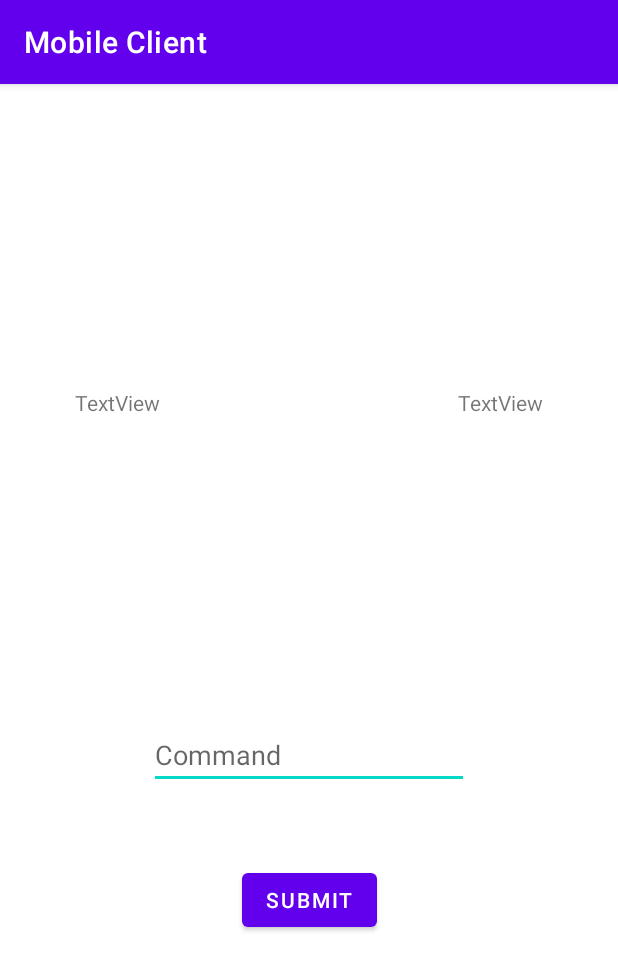
After one commit to JMazurkiewicz/TinDox, an Android app: the CommandActivity screen opened directly, with no data from a screen before it, on a phone screen of 412 x 824 dp. The commit adds this screen. Shown: the top 970 px of the screen. Run offline under Robolectric (Android 15) with nearby library versions, the phone set to English and light mode, and no system bars.

Commit message:
Socket singleton and command handling

```diff
--- a/mobile/app/src/main/AndroidManifest.xml
+++ b/mobile/app/src/main/AndroidManifest.xml
@@ -8,7 +8,8 @@
         android:label="@string/app_name"
         android:roundIcon="@mipmap/ic_launcher_round"
         android:supportsRtl="true"
-        android:theme="@style/Theme.MobileClient">
+        android:theme="@style/Theme.MobileClient"
+        android:usesCleartextTraffic="true">
         <activity
             android:name=".MainActivity"
             android:exported="true">
@@ -18,6 +19,9 @@
                 <category android:name="android.intent.category.LAUNCHER" />
             </intent-filter>
         </activity>
+        <activity android:name=".CommandActivity" >
+        </activity>
+
     </application>
 
 </manifest>
--- /dev/null
+++ b/mobile/app/src/main/java/com/example/mobileclient/CommandActivity.kt
@@ -0,0 +1,136 @@
+package com.example.mobileclient
+
+import android.os.Bundle
+import android.util.Log
+import android.view.KeyEvent
+import android.view.View
+import android.widget.Button
+import android.widget.EditText
+import android.widget.TextView
+import androidx.appcompat.app.AppCompatActivity
+import kotlinx.coroutines.CoroutineScope
+import kotlinx.coroutines.Dispatchers
+import kotlinx.coroutines.Dispatchers.IO
+import kotlinx.coroutines.Dispatchers.Main
+import kotlinx.coroutines.launch
+import kotlinx.coroutines.withContext
+import java.io.BufferedReader
+import java.io.DataInputStream
+import java.io.DataOutputStream
+import android.view.inputmethod.EditorInfo
+
+import android.widget.TextView.OnEditorActionListener
+
+
+
+
+class CommandActivity: AppCompatActivity() {
+
+    private lateinit var submitButton: Button
+    private lateinit var commandText: EditText
+    private lateinit var commandTextView: TextView
+    private lateinit var responseTextView: TextView
+
+
+
+    private var message: String = ""
+    private var answer: String = ""
+    private lateinit var output: DataOutputStream
+    private lateinit var input: DataInputStream
+
+    fun submit(view: View) {
+        CoroutineScope(IO).launch {
+            send()
+            setResponseText()
+            setCommandText()
+            commandText.requestFocus()
+        }
+
+        commandText.text = null
+    }
+
+    private suspend fun send(){
+
+        if (commandText.text.toString() != "") {
+
+            Log.i("help", "appending")
+            message += commandText.text.toString() + "\n"
+
+        }else if (message != "") {
+            message += "\n"
+            output = DataOutputStream(SocketHandler.getOutputStream())
+            output.write(message.toByteArray())
+
+            message = ""
+
+            input = DataInputStream(SocketHandler.getInputStream())
+            val reader = BufferedReader(input.reader())
+            var c: Int
+            var nl: Boolean = false
+            val stringBuffer = StringBuilder()
+            answer = ""
+
+            c = reader.read()
+
+            loop@ while (c != -1) {
+
+                if (c.toChar() == '\n') {
+                    if(nl){
+                        break@loop
+                    }else{
+                        nl = true
+                    }
+                }
+                else {
+                    nl = false
+                }
+                stringBuffer.append(c.toChar())
+
+                c = reader.read()
+
+            }
+
+
+            Log.i("fin", "fin")
+
+            answer = stringBuffer.toString()
+
+
+        }
+        Log.i("message", message)
+//        Log.i("answer", answer)
+
+    }
+
+    suspend fun setResponseText(){
+        withContext(Dispatchers.Main){
+            responseTextView.text = answer
+        }
+    }
+
+    suspend fun setCommandText(){
+        withContext(Dispatchers.Main){
+            commandTextView.text = message
+        }
+    }
+
+
+    override fun onCreate(savedInstanceState: Bundle?) {
+
+        super.onCreate(savedInstanceState)
+        setContentView(R.layout.activity_command)
+
+        submitButton = findViewById(R.id.submitButton)
+        commandText = findViewById(R.id.commandText)
+        commandTextView = findViewById(R.id.responseTextView)
+        responseTextView = findViewById(R.id.commandTextView)
+
+        commandText.setOnEditorActionListener(OnEditorActionListener { _, actionId, event ->
+            if (event != null && event.keyCode === KeyEvent.KEYCODE_ENTER || actionId == EditorInfo.IME_ACTION_DONE) {
+                submit(submitButton)
+            }
+            false
+        })
+
+    }
+}
--- /dev/null
+++ b/mobile/app/src/main/res/layout/activity_command.xml
@@ -0,0 +1,52 @@
+<?xml version="1.0" encoding="utf-8"?>
+<androidx.constraintlayout.widget.ConstraintLayout xmlns:android="http://schemas.android.com/apk/res/android"
+    xmlns:app="http://schemas.android.com/apk/res-auto"
+    xmlns:tools="http://schemas.android.com/tools"
+    android:layout_width="match_parent"
+    android:layout_height="match_parent">
+
+    <Button
+        android:id="@+id/submitButton"
+        android:layout_width="wrap_content"
+        android:layout_height="wrap_content"
+        android:layout_marginBottom="200dp"
+        android:onClick="submit"
+        android:text="Submit"
+        app:layout_constraintBottom_toBottomOf="parent"
+        app:layout_constraintEnd_toEndOf="parent"
+        app:layout_constraintStart_toStartOf="parent" />
+
+    <EditText
+        android:id="@+id/commandText"
+        android:layout_width="wrap_content"
+        android:layout_height="wrap_content"
+        android:layout_marginBottom="50dp"
+        android:ems="10"
+        android:hint="Command"
+        android:inputType="textPersonName"
+        android:focusable="true"
+        android:focusableInTouchMode="true"
+        app:layout_constraintBottom_toTopOf="@+id/submitButton"
+        app:layout_constraintEnd_toEndOf="parent"
+        app:layout_constraintStart_toStartOf="parent" />
+
+    <TextView
+        android:id="@+id/commandTextView"
+        android:layout_width="wrap_content"
+        android:layout_height="wrap_content"
+        android:layout_marginStart="50dp"
+        android:text="TextView"
+        app:layout_constraintBottom_toTopOf="@+id/commandText"
+        app:layout_constraintStart_toStartOf="parent"
+        app:layout_constraintTop_toTopOf="parent" />
+
+    <TextView
+        android:id="@+id/responseTextView"
+        android:layout_width="wrap_content"
+        android:layout_height="wrap_content"
+        android:layout_marginEnd="50dp"
+        android:text="TextView"
+        app:layout_constraintBottom_toTopOf="@+id/commandText"
+        app:layout_constraintEnd_toEndOf="parent"
+        app:layout_constraintTop_toTopOf="parent" />
+</androidx.constraintlayout.widget.ConstraintLayout>
```
Also changed, not shown: mobile/app/src/main/java/com/example/mobileclient/MainActivity.kt (+137 -12 lines), mobile/app/src/main/java/com/example/mobileclient/SocketHandler.kt (added, +38 -0 lines), mobile/app/src/main/res/layout/activity_main.xml (+28 -5 lines).
